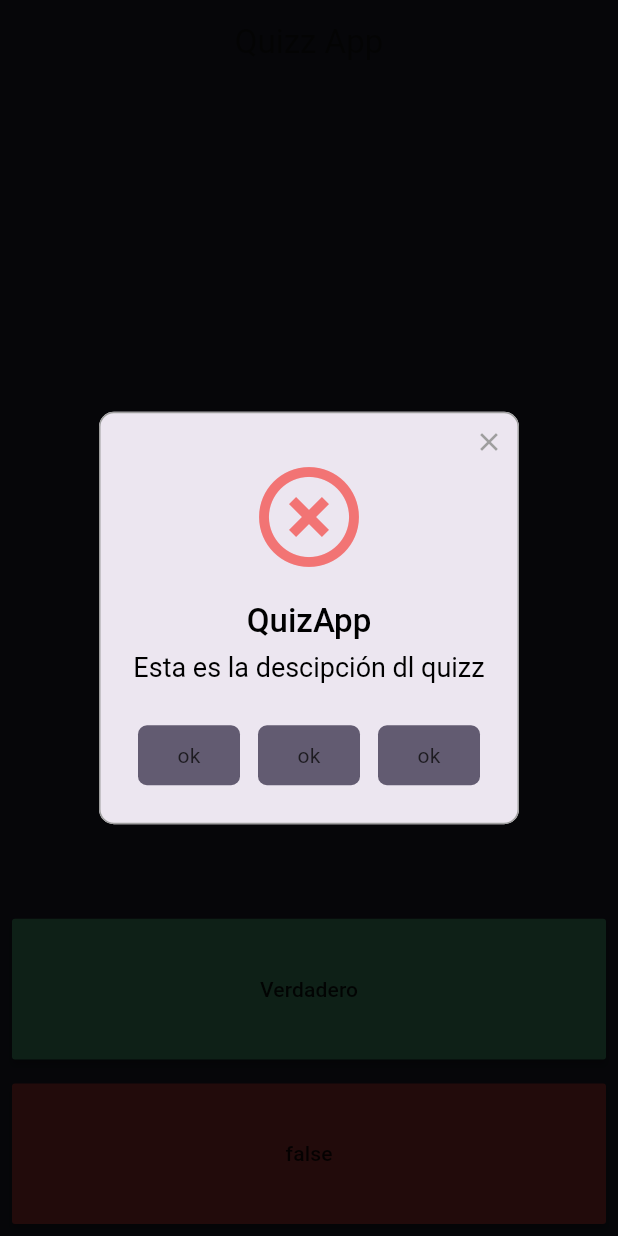
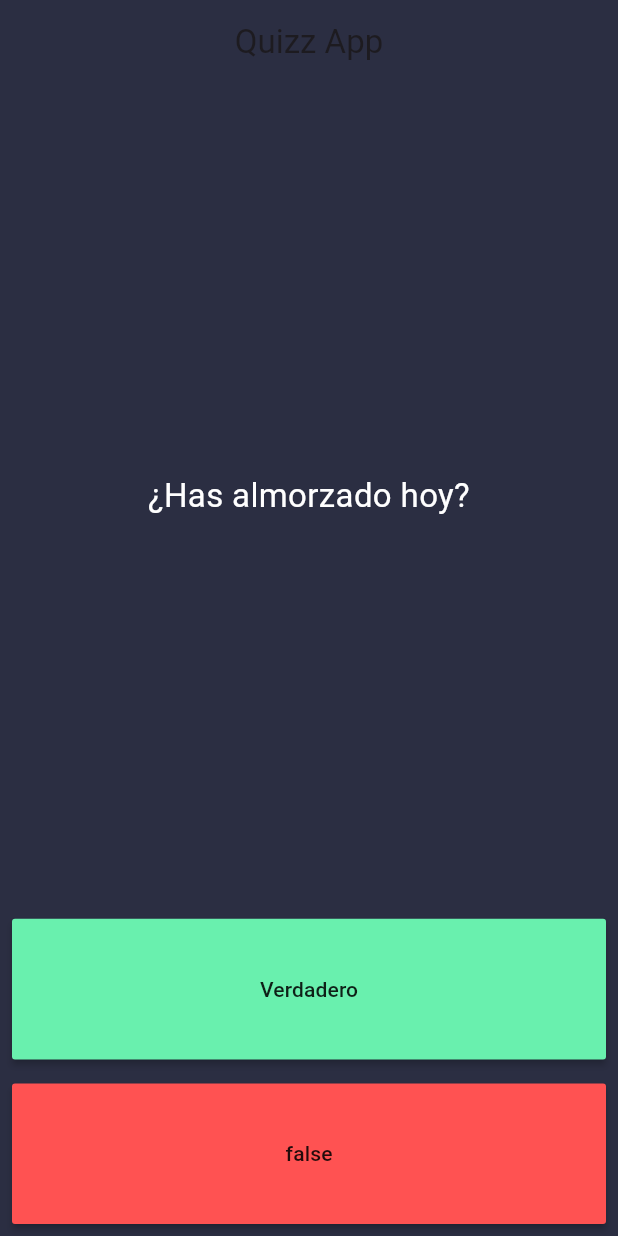
Before and after one commit to fr4nsgallegos/quizzappG8, a Flutter app: the screen it shows after launch, after a tap on "Verdadero", on a phone screen of 412 x 824 dp. Run offline on Flutter 3.47's test engine with Material 3 defaults, Android fonts, the phone set to English and light mode, and no system bars; drawn by our look-alikes of rflutter_alert.

Commit message:
comprobando respuestas

```diff
--- a/lib/pages/home_page.dart
+++ b/lib/pages/home_page.dart
@@ -1,14 +1,25 @@
 import 'package:flutter/material.dart';
+import 'package:quizz_app/quizz_brain.dart';
 import 'package:rflutter_alert/rflutter_alert.dart';
 
-class HomePage extends StatelessWidget {
-  List<Map<String, dynamic>> questionsList = [
-    {"question": "¿El hombre llegó a la luna?", "asnwer": true},
-    {"question": "¿Has almorzado hoy?", "asnwer": false},
-    {"question": "¿Sientes frio?", "asnwer": false},
-    {"question": "¿Saliste ayer?", "asnwer": false},
-    {"question": "¿Has desayunado?", "asnwer": true},
-  ];
+class HomePage extends StatefulWidget {
+  @override
+  State<HomePage> createState() => _HomePageState();
+}
+
+class _HomePageState extends State<HomePage> {
+  QuizBrain quizBrain = QuizBrain();
+
+  void checkAnwer(bool userAnswer) {
+    bool correctAnswer = quizBrain.getQuestionAnswer();
+    if (correctAnswer == userAnswer) {
+      print("Si es correcto");
+    } else {
+      print("INCORRECTO");
+    }
+    quizBrain.nextQuestion();
+    setState(() {});
+  }
 
   @override
   Widget build(BuildContext context) {
@@ -26,7 +37,7 @@ class HomePage extends StatelessWidget {
               flex: 5,
               child: Center(
                 child: Text(
-                  "Esta es la pregunta",
+                  quizBrain.getQuestionText(),
                   textAlign: TextAlign.center,
                   style: TextStyle(color: Colors.white, fontSize: 22),
                 ),
@@ -39,31 +50,32 @@ class HomePage extends StatelessWidget {
                 child: MaterialButton(
                   minWidth: double.infinity,
                   onPressed: () {
-                    Alert(
-                        context: context,
-                        type: AlertType.error,
-                        title: "QuizApp",
-                        desc: "Esta es la descipción dl quizz",
-                        buttons: [
-                          DialogButton(child: Text("ok"), onPressed: () {}),
-                          DialogButton(child: Text("ok"), onPressed: () {}),
-                          DialogButton(child: Text("ok"), onPressed: () {}),
-                        ]).show();
-                    // showDialog(
-                    //   context: context,
-                    //   builder: (BuildContext context) {
-                    //     return AlertDialog(
-                    //       title: Text("Alerta"),
-                    //       content: Text("Hola este es el cuerpo de la alerta"),
-                    //       actions: [
-                    //         TextButton(
-                    //           onPressed: () {},
-                    //           child: Text("OK"),
-                    //         )
-                    //       ],
-                    //     );
-                    //   },
-                    // );
+                    checkAnwer(true);
+                    // Alert(
+                    //     context: context,
+                    //     type: AlertType.error,
+                    //     title: "QuizApp",
+                    //     desc: "Esta es la descipción dl quizz",
+                    //     buttons: [
+                    //       DialogButton(child: Text("ok"), onPressed: () {}),
+                    //       DialogButton(child: Text("ok"), onPressed: () {}),
+                    //       DialogButton(child: Text("ok"), onPressed: () {}),
+                    //     ]).show();
+                    // // showDialog(
+                    // //   context: context,
+                    // //   builder: (BuildContext context) {
+                    // //     return AlertDialog(
+                    // //       title: Text("Alerta"),
+                    // //       content: Text("Hola este es el cuerpo de la alerta"),
+                    // //       actions: [
+                    // //         TextButton(
+                    // //           onPressed: () {},
+                    // //           child: Text("OK"),
+                    // //         )
+                    // //       ],
+                    // //     );
+                    // //   },
+                    // // );
                   },
                   color: Colors.greenAccent,
                   child: Text("Verdadero"),
@@ -76,7 +88,9 @@ class HomePage extends StatelessWidget {
                 padding: const EdgeInsets.all(8.0),
                 child: MaterialButton(
                   minWidth: double.infinity,
-                  onPressed: () {},
+                  onPressed: () {
+                    checkAnwer(false);
+                  },
                   color: Colors.redAccent,
                   child: Text("false"),
                 ),
--- /dev/null
+++ b/lib/pages/models/question_model.dart
@@ -0,0 +1,8 @@
+class QuestionModel {
+  String question;
+  bool answer;
+  QuestionModel({
+    required this.question,
+    required this.answer,
+  });
+}
--- /dev/null
+++ b/lib/quizz_brain.dart
@@ -0,0 +1,26 @@
+import 'package:quizz_app/pages/models/question_model.dart';
+
+class QuizBrain {
+  List<QuestionModel> questionList = [
+    QuestionModel(question: "¿El hombre llegó a la luna?", answer: true),
+    QuestionModel(question: "¿Has almorzado hoy?", answer: false),
+    QuestionModel(question: "¿Sientes frio?", answer: false),
+    QuestionModel(question: "¿Saliste ayer?", answer: false),
+    QuestionModel(question: "¿Has desayunado?", answer: true),
+  ];
+  int questionIndex = 0;
+
+  String getQuestionText() {
+    return questionList[questionIndex].question;
+  }
+
+  bool getQuestionAnswer() {
+    return questionList[questionIndex].answer;
+  }
+
+  void nextQuestion() {
+    if (questionIndex < questionList.length - 1) {
+      questionIndex++;
+    }
+  }
+}
```
